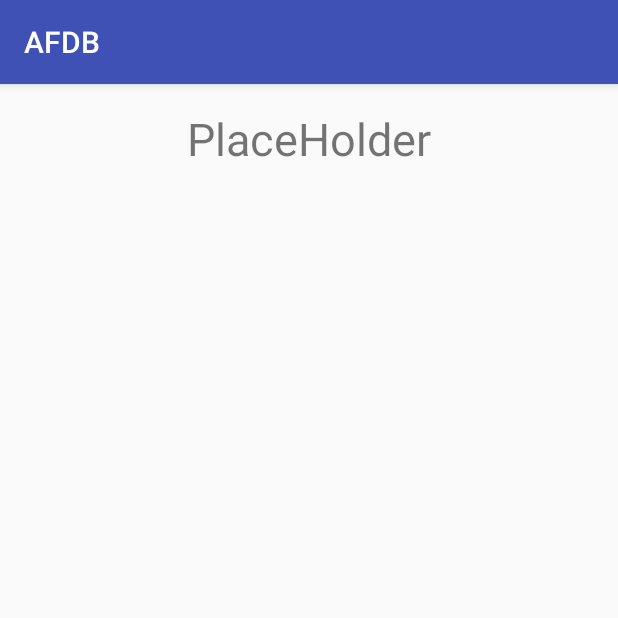
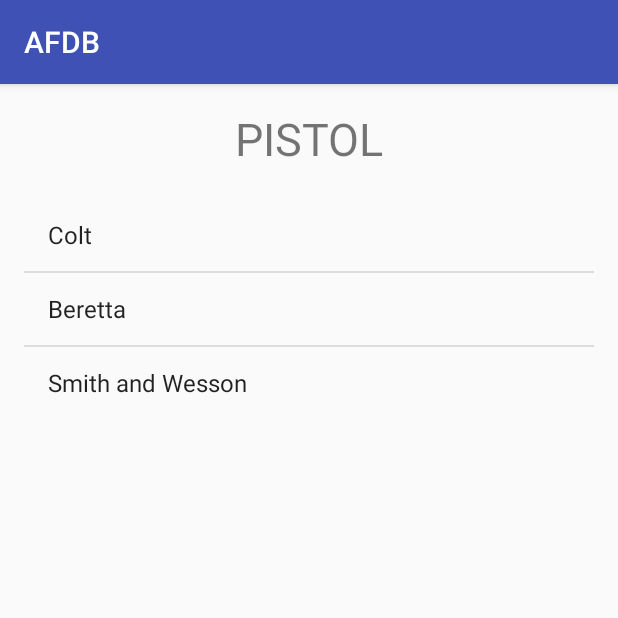
Before and after one commit to johnm589/ADI_Project2, an Android app: the screen it shows after launch (ListActivity), after a tap on an icon or button, on a phone screen of 412 x 824 dp, the top half of it. Run offline under Robolectric (Android 15) with nearby library versions, the phone set to English and light mode, and no system bars.

Commit message:
i dont know what I did

```diff
--- a/AFDB/app/src/main/java/com/example/john/afdb/DatabaseHelper.java
+++ b/AFDB/app/src/main/java/com/example/john/afdb/DatabaseHelper.java
@@ -14,7 +14,7 @@ public class DatabaseHelper extends SQLiteOpenHelper {
     private static final String TAG = DatabaseHelper.class.getCanonicalName();
 
     private static final int DATABASE_VERSION = 3;
-    public static final String DATABASE_NAME = "Guns_DB";
+    public static final String DATABASE_NAME = "Guns_DB2";
     public static final String GUN_LIST_TABLE_NAME = "GUN_LIST";
 
     public static final String COL_ID = "_id";
@@ -64,14 +64,16 @@ public class DatabaseHelper extends SQLiteOpenHelper {
 
     @Override
     public void onCreate(SQLiteDatabase db) {
+
+
         db.execSQL(CREATE_GUN_LIST_TABLE);
 
-        insert(1, "Colt", "1911", "Chrome", 0, ".45", "12345", "pistol", 3, "");
-        insert(2, "Smith and Wesson", "686", "Chrome", 1, ".357", "12345", "revolver", 5, "");
-        insert(3, "Mossberg", "500", "Blued", 0, "12 Ga", "12345", "shotgun", 4, "");
-        insert(4, "Winchester", "Lever", "blued", 1, "30-30", "12345", "rifle", 4, "");
-        insert(5, "Beretta", "M9", "Blued", 0, "9mm", "12345", "pistol", 4, "");
-        insert(6, "Smith and Wesson", "M&P 9", "Blued", 0, "9mm", "12345", "pistol", 4, "");
+        insert(db, 1, "Colt", "1911", "Chrome", 0, ".45", "12345", "pistol", 3, "");
+        insert(db, 2, "Smith and Wesson", "686", "Chrome", 1, ".357", "12345", "revolver", 5, "");
+        insert(db, 3, "Mossberg", "500", "Blued", 0, "12 Ga", "12345", "shotgun", 4, "");
+        insert(db, 4, "Winchester", "Lever", "blued", 1, "30-30", "12345", "rifle", 4, "");
+        insert(db, 5, "Beretta", "M9", "Blued", 0, "9mm", "12345", "pistol", 4, "");
+        insert(db, 6, "Smith and Wesson", "M&P 9", "Blued", 0, "9mm", "12345", "pistol", 4, "");
     }
 
     @Override
@@ -80,9 +82,10 @@ public class DatabaseHelper extends SQLiteOpenHelper {
         this.onCreate(db);
     }
 
-    public void insert(int id, String brand, String model, String finish, int wood, String caliber, String serial, String type, int star, String picture) {
+    public void insert(SQLiteDatabase database, int id, String brand, String model, String finish, int wood, String caliber, String serial, String type, int star, String picture) {
         // Get a reference to the database
-        SQLiteDatabase db = getWritableDatabase();
+//        SQLiteDatabase database = getWritableDatabase();
+
 
         // create a new content value to store values
         ContentValues values = new ContentValues();
@@ -97,7 +100,7 @@ public class DatabaseHelper extends SQLiteOpenHelper {
         values.put(COL_ITEM_STAR, star);
         values.put(COL_ITEM_PICTURE, picture);
 
-        db.insert(GUN_LIST_TABLE_NAME, null, values);
+        database.insert(GUN_LIST_TABLE_NAME, null, values);
     }
 
     public Cursor getExampleList(){
@@ -147,6 +150,7 @@ public class DatabaseHelper extends SQLiteOpenHelper {
 
 
     public Cursor getGunByType(String query){
+
         SQLiteDatabase db = this.getReadableDatabase();
 
         Cursor cursor = db.query(GUN_LIST_TABLE_NAME, // a. table
@@ -204,7 +208,7 @@ public class DatabaseHelper extends SQLiteOpenHelper {
         SQLiteDatabase db = getWritableDatabase();
 
         // Define the selection, or the where
-        String selection =  COL_ID + " = ?";
+        String selection = COL_ID +" = ?";
 
         // Define the selection values. The ?'s in the selection
         // The number of values in the following array should equal the number of ? in the where clause
--- a/AFDB/app/src/main/java/com/example/john/afdb/ListActivity.java
+++ b/AFDB/app/src/main/java/com/example/john/afdb/ListActivity.java
@@ -9,6 +9,7 @@ import android.widget.AdapterView;
 import android.widget.CursorAdapter;
 import android.widget.ListView;
 import android.widget.SimpleCursorAdapter;
+import android.widget.TextView;
 
 
 public class ListActivity extends AppCompatActivity {
@@ -29,7 +30,7 @@ public class ListActivity extends AppCompatActivity {
 
         String titleText = i.getStringExtra("type").toString();
 
-//        ((TextView)findViewById(R.id.title2)).setText(retrievedGame.toString());
+        ((TextView)findViewById(R.id.title2)).setText(titleText.toString().toUpperCase());
 
 
 
--- a/AFDB/app/src/main/res/layout/activity_create.xml
+++ b/AFDB/app/src/main/res/layout/activity_create.xml
@@ -3,7 +3,6 @@
     xmlns:android="http://schemas.android.com/apk/res/android"
     android:layout_width="fill_parent"
     android:layout_height="fill_parent">
-    <!-- Here you put the rest of your current view-->
 
 <LinearLayout xmlns:android="http://schemas.android.com/apk/res/android"
     xmlns:tools="http://schemas.android.com/tools"
```
